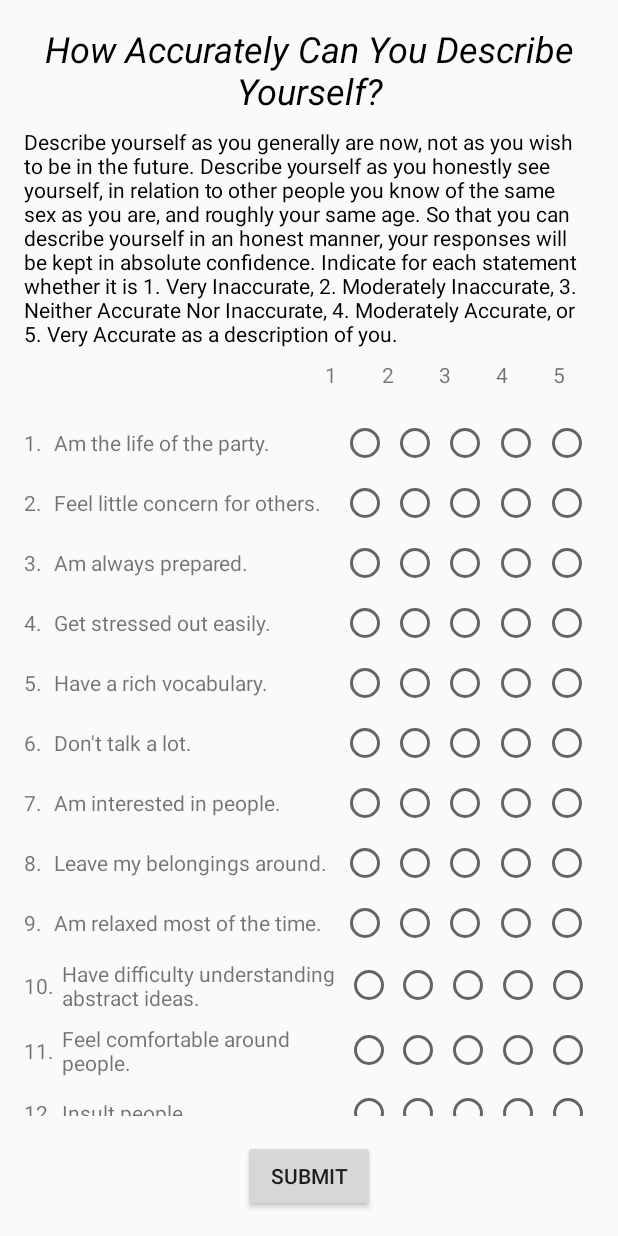
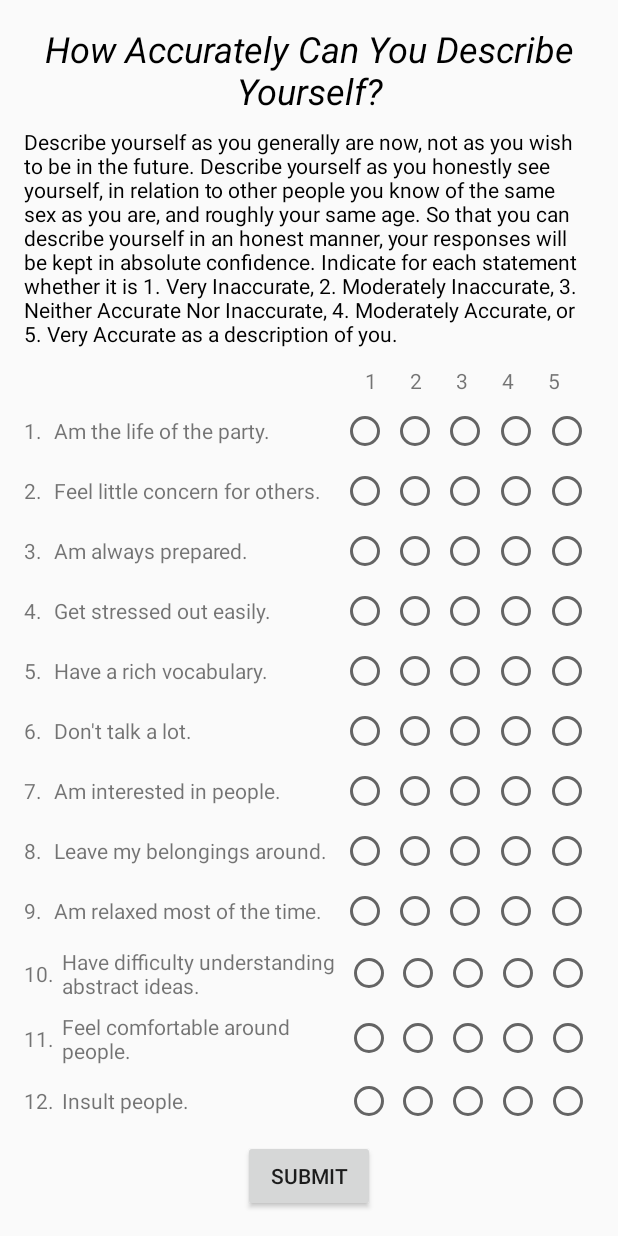
Before and after one commit to adriantache/Big-Five-Personality-Test, an Android app: the screen it shows after launch (MainActivity), on a phone screen of 412 x 824 dp. Run offline under Robolectric (Android 15) with nearby library versions, the phone set to English and light mode, and no system bars; libraries missing offline, so code that uses them is left out: com.jjoe64.graphview; plain views replace GraphView.

Commit message:
Small improvements to layout, exit test mode

```diff
--- a/app/src/main/java/com/adriantache/bigfivepersonalitytest/MainActivity.java
+++ b/app/src/main/java/com/adriantache/bigfivepersonalitytest/MainActivity.java
@@ -647,18 +647,17 @@ public class MainActivity extends AppCompatActivity {
     }
 
     public void submit(View view) {
-        /*if (allOK) reset();
-        else verify();*/
+        if (allOK) reset();
+        else verify();
 
-        //todo remove this testing function
-        int i = 0;
+        //testing function [disabled]
+        /*int i = 0;
         Random rand = new Random();
         while (i < 50) {
             i++;
             answers[i] = rand.nextInt(6);
         }
-        calculate();
-        //todo remove this testing function
+        calculate();*/
     }
 
     // verify all checkboxes and codify them into an array
@@ -1205,16 +1204,6 @@ public class MainActivity extends AppCompatActivity {
         scroll.setVisibility(View.INVISIBLE);
         TextView textView = findViewById(R.id.textView2);
         textView.setVisibility(View.INVISIBLE);
-        TextView textView2 = findViewById(R.id.textView14);
-        textView2.setVisibility(View.INVISIBLE);
-        TextView textView3 = findViewById(R.id.textView16);
-        textView3.setVisibility(View.INVISIBLE);
-        TextView textView4 = findViewById(R.id.textView17);
-        textView4.setVisibility(View.INVISIBLE);
-        TextView textView5 = findViewById(R.id.textView18);
-        textView5.setVisibility(View.INVISIBLE);
-        TextView textView6 = findViewById(R.id.textView19);
-        textView6.setVisibility(View.INVISIBLE);
 
         //change title text
         TextView tV = findViewById(R.id.textView);
@@ -1412,16 +1401,6 @@ public class MainActivity extends AppCompatActivity {
         scroll.setVisibility(View.VISIBLE);
         TextView textView = findViewById(R.id.textView2);
         textView.setVisibility(View.VISIBLE);
-        TextView textView2 = findViewById(R.id.textView14);
-        textView2.setVisibility(View.VISIBLE);
-        TextView textView3 = findViewById(R.id.textView16);
-        textView3.setVisibility(View.VISIBLE);
-        TextView textView4 = findViewById(R.id.textView17);
-        textView4.setVisibility(View.VISIBLE);
-        TextView textView5 = findViewById(R.id.textView18);
-        textView5.setVisibility(View.VISIBLE);
-        TextView textView6 = findViewById(R.id.textView19);
-        textView6.setVisibility(View.VISIBLE);
 
     }
 }
--- a/app/src/main/res/layout/activity_main.xml
+++ b/app/src/main/res/layout/activity_main.xml
@@ -50,18 +50,71 @@
         android:layout_marginBottom="8dp"
         android:layout_marginEnd="16dp"
         android:layout_marginStart="16dp"
-        android:layout_marginTop="8dp"
         android:paddingBottom="8dp"
         android:paddingTop="8dp"
         app:layout_constraintBottom_toTopOf="@+id/button"
         app:layout_constraintEnd_toEndOf="parent"
         app:layout_constraintStart_toStartOf="parent"
-        app:layout_constraintTop_toBottomOf="@+id/textView14">
+        app:layout_constraintTop_toBottomOf="@+id/textView2">
 
         <LinearLayout
             android:layout_width="match_parent"
             android:layout_height="wrap_content"
             android:orientation="vertical">
+
+            <LinearLayout
+                android:id="@+id/labels"
+                android:layout_width="match_parent"
+                android:layout_height="match_parent"
+                android:layout_marginBottom="4dp"
+                android:layout_marginTop="4dp"
+                android:gravity="center_vertical"
+                android:orientation="horizontal">
+
+                <TextView
+                    android:id="@+id/label0"
+                    android:layout_width="wrap_content"
+                    android:layout_height="wrap_content"
+                    android:layout_weight="1"
+                    android:text="" />
+
+                <TextView
+                    android:id="@+id/question0"
+                    android:layout_width="183dp"
+                    android:layout_height="wrap_content"
+                    android:layout_weight="1"
+                    android:text="" />
+
+                <TextView
+                    android:layout_width="wrap_content"
+                    android:layout_height="wrap_content"
+                    android:layout_weight="1"
+                    android:text="1" />
+
+                <TextView
+                    android:layout_width="wrap_content"
+                    android:layout_height="wrap_content"
+                    android:layout_weight="1"
+                    android:text="2" />
+
+                <TextView
+                    android:layout_width="wrap_content"
+                    android:layout_height="wrap_content"
+                    android:layout_weight="1"
+                    android:text="3" />
+
+                <TextView
+                    android:layout_width="wrap_content"
+                    android:layout_height="wrap_content"
+                    android:layout_weight="1"
+                    android:text="4" />
+
+                <TextView
+                    android:layout_width="wrap_content"
+                    android:layout_height="wrap_content"
+                    android:layout_weight="1"
+                    android:text="5" />
+            </LinearLayout>
 
             <LinearLayout
                 android:id="@+id/layout1"
@@ -3296,64 +3349,5 @@
         app:layout_constraintStart_toStartOf="parent" />
 
     <!-- RadioButton labels -->
-    <TextView
-        android:id="@+id/textView14"
-        android:layout_width="30dp"
-        android:layout_height="wrap_content"
-        android:layout_marginEnd="8dp"
-        android:layout_marginRight="8dp"
-        android:layout_marginTop="8dp"
-        android:text="5"
-        android:textAlignment="center"
-        app:layout_constraintEnd_toEndOf="@+id/scrollView2"
-        app:layout_constraintTop_toBottomOf="@+id/textView2" />
-
-    <TextView
-        android:id="@+id/textView16"
-        android:layout_width="30dp"
-        android:layout_height="wrap_content"
-        android:layout_marginEnd="8dp"
-        android:layout_marginRight="8dp"
-        android:layout_marginTop="8dp"
-        android:text="4"
-        android:textAlignment="center"
-        app:layout_constraintEnd_toStartOf="@+id/textView14"
-        app:layout_constraintTop_toBottomOf="@+id/textView2" />
-
-    <TextView
-        android:id="@+id/textView17"
-        android:layout_width="30dp"
-        android:layout_height="wrap_content"
-        android:layout_marginEnd="8dp"
-        android:layout_marginRight="8dp"
-        android:layout_marginTop="8dp"
-        android:text="3"
-        android:textAlignment="center"
-        app:layout_constraintEnd_toStartOf="@+id/textView16"
-        app:layout_constraintTop_toBottomOf="@+id/textView2" />
-
-    <TextView
-        android:id="@+id/textView18"
-        android:layout_width="30dp"
-        android:layout_height="wrap_content"
-        android:layout_marginEnd="8dp"
-        android:layout_marginRight="8dp"
-        android:layout_marginTop="8dp"
-        android:text="2"
-        android:textAlignment="center"
-        app:layout_constraintEnd_toStartOf="@+id/textView17"
-        app:layout_constraintTop_toBottomOf="@+id/textView2" />
-
-    <TextView
-        android:id="@+id/textView19"
-        android:layout_width="30dp"
-        android:layout_height="wrap_content"
-        android:layout_marginEnd="8dp"
-        android:layout_marginRight="8dp"
-        android:layout_marginTop="8dp"
-        android:text="1"
-        android:textAlignment="center"
-        app:layout_constraintEnd_toStartOf="@+id/textView18"
-        app:layout_constraintTop_toBottomOf="@+id/textView2" />
 
 </android.support.constraint.ConstraintLayout>
```
